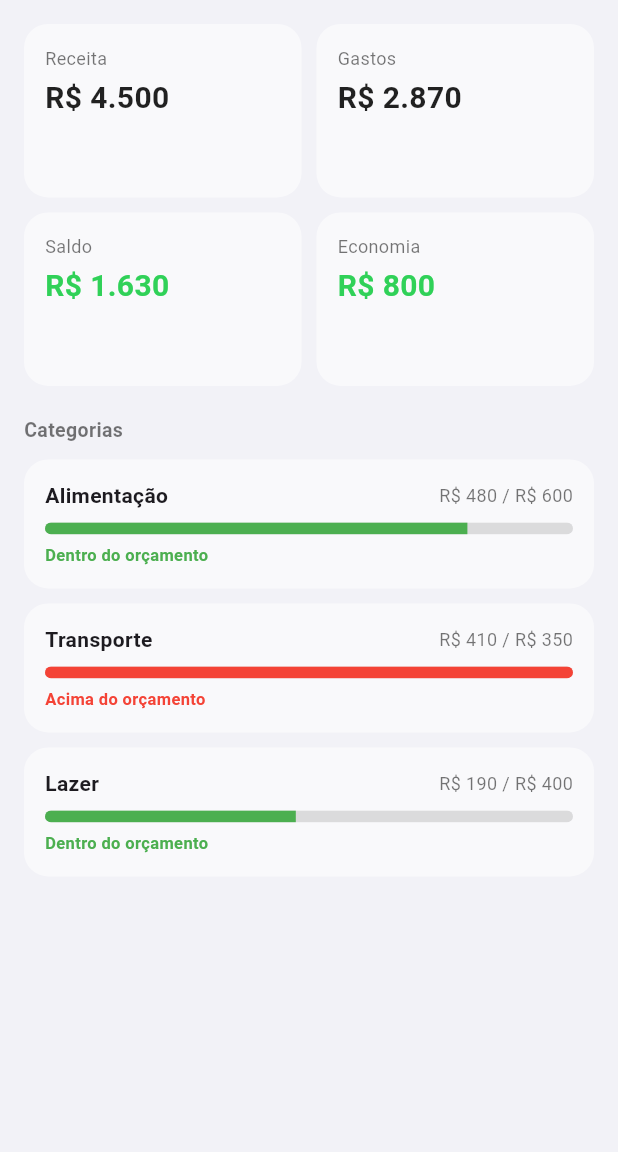
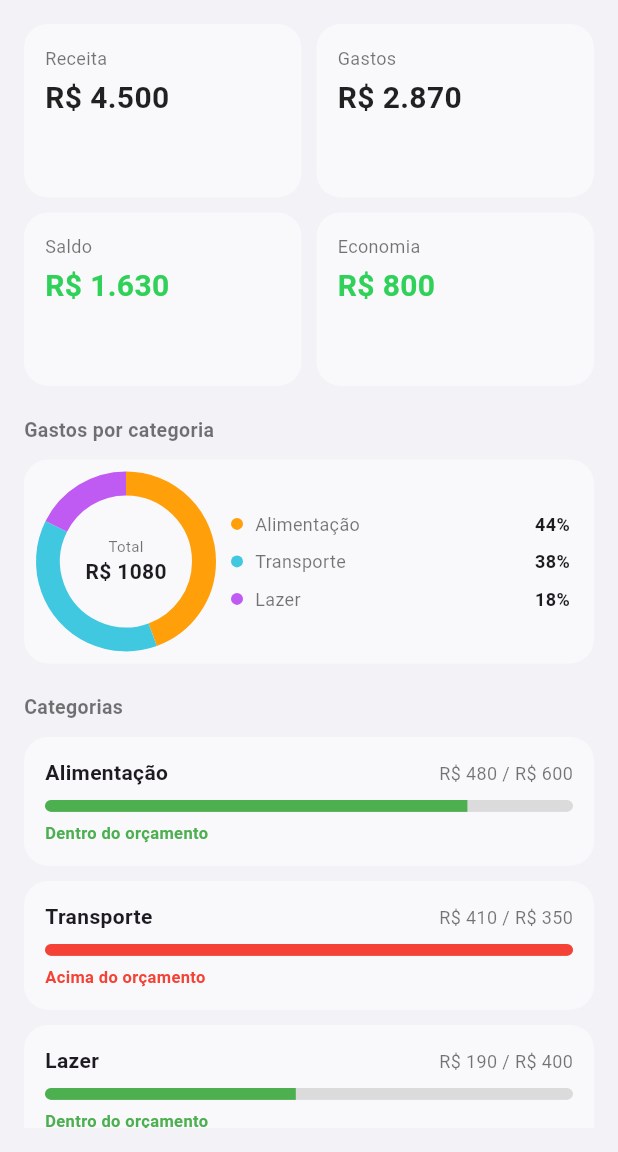
Before and after one commit to thybiagio/finquest, a Flutter app: the screen it shows after launch, on a phone screen of 412 x 824 dp, the part 84-1236 px from its top. Run offline on Flutter 3.47's test engine with Material 3 defaults, Android fonts, the phone set to English and light mode, and no system bars.

Commit message:
Adiciona gráfico de gastos por categoria

```diff
--- a/lib/main.dart
+++ b/lib/main.dart
@@ -2,6 +2,7 @@ import 'package:flutter/material.dart';
 import 'widgets/stat_card.dart';
 import 'widgets/categoria_card.dart';
 import 'models/categoria.dart';
+import 'widgets/categoria_donut_chart.dart';
 
 void main() {
   runApp(const FinQuestApp());
@@ -82,6 +83,13 @@ static final List<Categoria> _categorias = [
             ),
             const SizedBox(height: 20),
             const Text(
+              'Gastos por categoria',
+              style: TextStyle(fontSize: 13, fontWeight: FontWeight.w600, color: Colors.black54),
+            ),
+            const SizedBox(height: 10),
+            CategoriaDonutChart(categorias: _categorias),
+            const SizedBox(height: 20),
+            const Text(
               'Categorias',
               style: TextStyle(fontSize: 13, fontWeight: FontWeight.w600, color: Colors.black54),
             ),
--- a/lib/models/categoria.dart
+++ b/lib/models/categoria.dart
@@ -1,3 +1,5 @@
+import 'package:flutter/material.dart';
+
 class Categoria {
   const Categoria({
     required this.id,
@@ -17,4 +19,10 @@ class Categoria {
       orcamentoMensal <= 0 ? 0 : (gastoAtual / orcamentoMensal).clamp(0, 1);
 
   bool get estourouOrcamento => gastoAtual > orcamentoMensal;
+
+  Color get cor {
+  final hex = corHex.replaceAll('#', '');
+  return Color(int.parse('FF$hex', radix: 16));
 }
+
+}
--- /dev/null
+++ b/lib/widgets/categoria_donut_chart.dart
@@ -0,0 +1,131 @@
+import 'dart:math';
+import 'package:flutter/material.dart';
+import '../models/categoria.dart';
+
+class CategoriaDonutChart extends StatelessWidget {
+  const CategoriaDonutChart({super.key, required this.categorias});
+
+  final List<Categoria> categorias;
+
+  double get _total =>
+      categorias.fold(0.0, (soma, categoria) => soma + categoria.gastoAtual);
+
+  @override
+  Widget build(BuildContext context) {
+    final total = _total;
+
+    return Container(
+      padding: const EdgeInsets.all(16),
+      decoration: BoxDecoration(
+        color: Colors.white.withValues(alpha: 0.55),
+        borderRadius: BorderRadius.circular(16),
+      ),
+      child: Row(
+        children: [
+          SizedBox(
+            width: 104,
+            height: 104,
+            child: CustomPaint(
+              painter: _DonutPainter(categorias: categorias, total: total),
+              child: Center(
+                child: Column(
+                  mainAxisSize: MainAxisSize.min,
+                  children: [
+                    const Text('Total', style: TextStyle(fontSize: 10, color: Colors.black54)),
+                    Text(
+                      'R\$ ${total.toStringAsFixed(0)}',
+                      style: const TextStyle(fontSize: 14, fontWeight: FontWeight.bold),
+                    ),
+                  ],
+                ),
+              ),
+            ),
+          ),
+          const SizedBox(width: 18),
+          Expanded(
+            child: Column(
+              crossAxisAlignment: CrossAxisAlignment.start,
+              children: [
+                for (final categoria in categorias)
+                  _LegendRow(categoria: categoria, total: total),
+              ],
+            ),
+          ),
+        ],
+      ),
+    );
+  }
+}
+
+class _LegendRow extends StatelessWidget {
+  const _LegendRow({required this.categoria, required this.total});
+
+  final Categoria categoria;
+  final double total;
+
+  @override
+  Widget build(BuildContext context) {
+    final percentual = total <= 0 ? 0.0 : categoria.gastoAtual / total;
+
+    return Padding(
+      padding: const EdgeInsets.symmetric(vertical: 4),
+      child: Row(
+        children: [
+          Container(
+            width: 8,
+            height: 8,
+            decoration: BoxDecoration(color: categoria.cor, shape: BoxShape.circle),
+          ),
+          const SizedBox(width: 8),
+          Expanded(
+            child: Text(categoria.nome, style: const TextStyle(fontSize: 12, color: Colors.black54)),
+          ),
+          Text(
+            '${(percentual * 100).toStringAsFixed(0)}%',
+            style: const TextStyle(fontSize: 12, fontWeight: FontWeight.w600),
+          ),
+        ],
+      ),
+    );
+  }
+}
+
+class _DonutPainter extends CustomPainter {
+  _DonutPainter({required this.categorias, required this.total});
+
+  final List<Categoria> categorias;
+  final double total;
+
+  @override
+  void paint(Canvas canvas, Size size) {
+    final center = Offset(size.width / 2, size.height / 2);
+    final radius = size.width / 2;
+    final rect = Rect.fromCircle(center: center, radius: radius);
+    const strokeWidth = 16.0;
+
+    if (total <= 0) {
+      final paint = Paint()
+        ..color = Colors.black12
+        ..style = PaintingStyle.stroke
+        ..strokeWidth = strokeWidth;
+      canvas.drawArc(rect, 0, 2 * pi, false, paint);
+      return;
+    }
+
+    var anguloInicial = -pi / 2;
+    for (final categoria in categorias) {
+      final fatia = (categoria.gastoAtual / total) * 2 * pi;
+      final paint = Paint()
+        ..color = categoria.cor
+        ..style = PaintingStyle.stroke
+        ..strokeWidth = strokeWidth;
+      canvas.drawArc(rect, anguloInicial, fatia, false, paint);
+      anguloInicial += fatia;
+    }
+  }
+
+  @override
+  bool shouldRepaint(covariant _DonutPainter oldDelegate) {
+    return oldDelegate.categorias != categorias || oldDelegate.total != total;
+  }
+}
```
